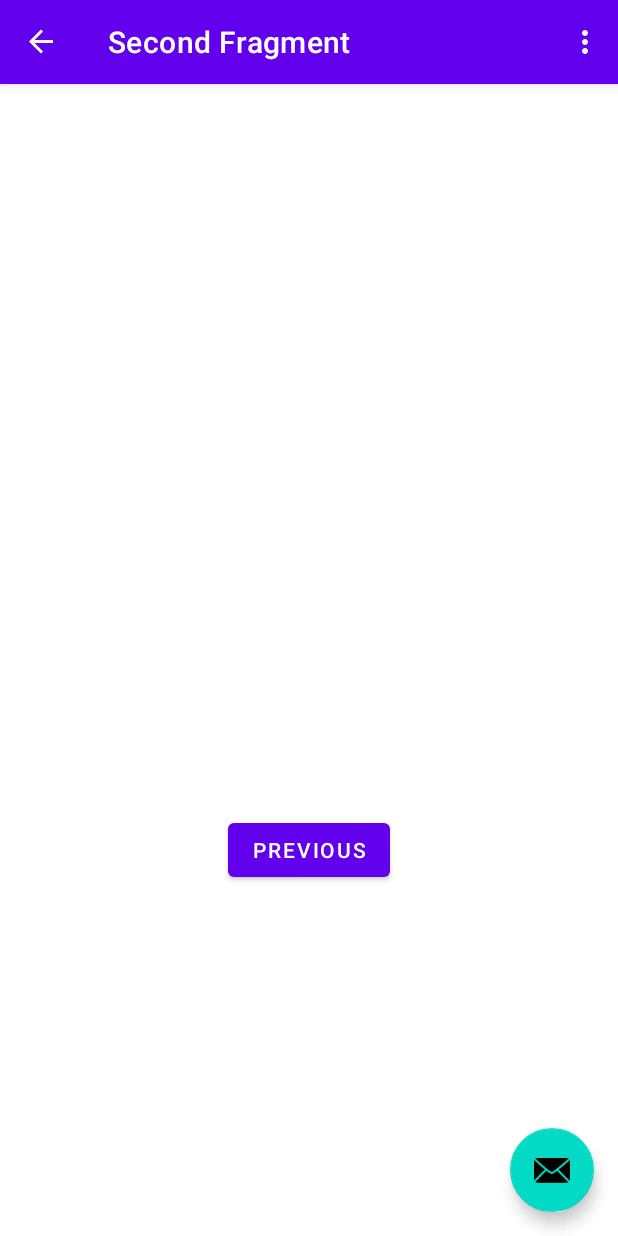
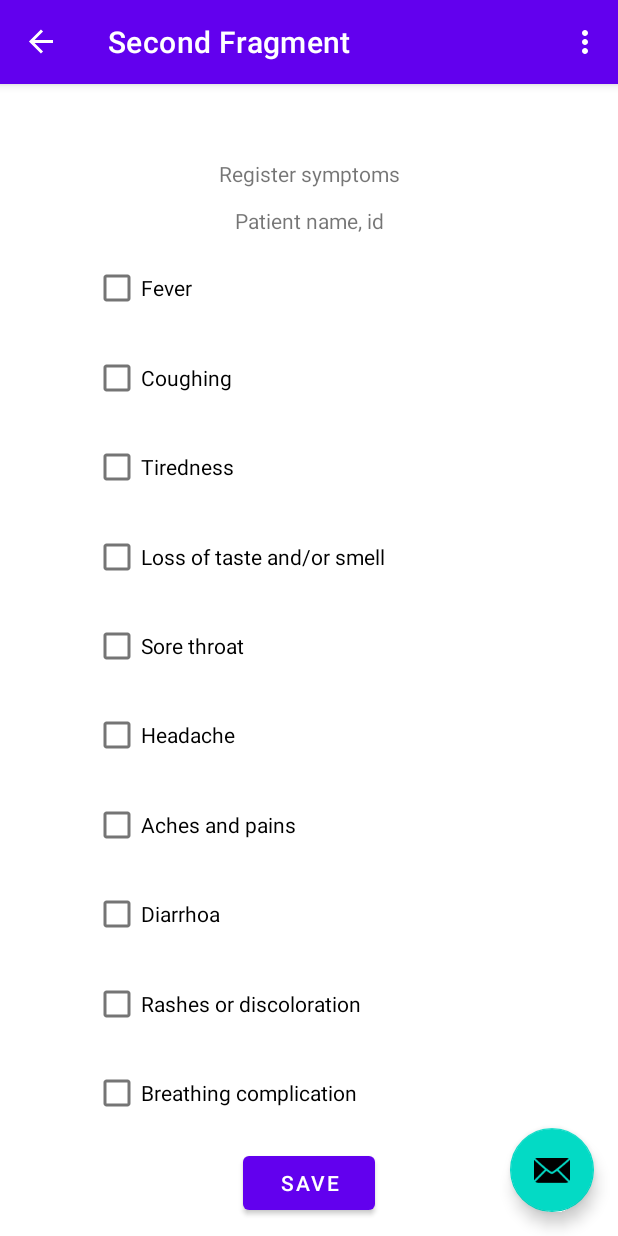
Before and after one commit to krined-dev/oblig3app, an Android app: the LoggSymptomsFragment screen opened through its navigation route, on a phone screen of 412 x 824 dp. Run offline under Robolectric (Android 15) with nearby library versions, the phone set to English and light mode, and no system bars; our stand-ins replace navigation-ui.

Commit message:
jobbet med fragment_patient_list.xml og fragment_logg_symptoms.xml

```diff
--- a/app/src/main/java/uit/ehelse/oblig3android/SecondFragment.kt
+++ b/app/src/main/java/uit/ehelse/oblig3android/loggSymptoms/LoggSymptomsFragment.kt
@@ -1,4 +1,4 @@
-package uit.ehelse.oblig3android
+package uit.ehelse.oblig3android.loggSymptoms
 
 import android.os.Bundle
 import androidx.fragment.app.Fragment
@@ -6,14 +6,15 @@ import android.view.LayoutInflater
 import android.view.View
 import android.view.ViewGroup
 import androidx.navigation.fragment.findNavController
-import uit.ehelse.oblig3android.databinding.FragmentSecondBinding
+import uit.ehelse.oblig3android.R
+import uit.ehelse.oblig3android.databinding.FragmentLoggSymptomsBinding
 
 /**
  * A simple [Fragment] subclass as the second destination in the navigation.
  */
-class SecondFragment : Fragment() {
+class LoggSymptomsFragment : Fragment() {
 
-    private var _binding: FragmentSecondBinding? = null
+    private var _binding: FragmentLoggSymptomsBinding? = null
 
     // This property is only valid between onCreateView and
     // onDestroyView.
@@ -24,7 +25,7 @@ class SecondFragment : Fragment() {
         savedInstanceState: Bundle?
     ): View? {
 
-        _binding = FragmentSecondBinding.inflate(inflater, container, false)
+        _binding = FragmentLoggSymptomsBinding.inflate(inflater, container, false)
         return binding.root
 
     }
@@ -32,10 +33,11 @@ class SecondFragment : Fragment() {
     override fun onViewCreated(view: View, savedInstanceState: Bundle?) {
         super.onViewCreated(view, savedInstanceState)
 
-        binding.buttonSecond.setOnClickListener {
+        binding.buttonSecond?.setOnClickListener {
             findNavController().navigate(R.id.action_SecondFragment_to_FirstFragment)
         }
     }
+
 
     override fun onDestroyView() {
         super.onDestroyView()
--- a/app/src/main/java/uit/ehelse/oblig3android/FirstFragment.kt
+++ b/app/src/main/java/uit/ehelse/oblig3android/patientList/PatientListFragment.kt
@@ -1,4 +1,4 @@
-package uit.ehelse.oblig3android
+package uit.ehelse.oblig3android.patientList
 
 import android.os.Bundle
 import androidx.fragment.app.Fragment
@@ -6,14 +6,18 @@ import android.view.LayoutInflater
 import android.view.View
 import android.view.ViewGroup
 import androidx.navigation.fragment.findNavController
-import uit.ehelse.oblig3android.databinding.FragmentFirstBinding
+import uit.ehelse.oblig3android.R
+import uit.ehelse.oblig3android.databinding.FragmentPatientListBinding
+
 
 /**
  * A simple [Fragment] subclass as the default destination in the navigation.
  */
-class FirstFragment : Fragment() {
 
-    private var _binding: FragmentFirstBinding? = null
+private lateinit var viewModel: PatientListViewModel
+class PatientListFragment : Fragment() {
+
+    private var _binding: FragmentPatientListBinding? = null
 
     // This property is only valid between onCreateView and
     // onDestroyView.
@@ -24,7 +28,7 @@ class FirstFragment : Fragment() {
         savedInstanceState: Bundle?
     ): View? {
 
-        _binding = FragmentFirstBinding.inflate(inflater, container, false)
+        _binding = FragmentPatientListBinding.inflate(inflater, container, false)
         return binding.root
 
     }
@@ -32,7 +36,7 @@ class FirstFragment : Fragment() {
     override fun onViewCreated(view: View, savedInstanceState: Bundle?) {
         super.onViewCreated(view, savedInstanceState)
 
-        binding.buttonFirst.setOnClickListener {
+        binding.buttonFirst?.setOnClickListener {
             findNavController().navigate(R.id.action_FirstFragment_to_SecondFragment)
         }
     }
--- /dev/null
+++ b/app/src/main/java/uit/ehelse/oblig3android/patientList/PatientListViewModel.kt
@@ -0,0 +1,9 @@
+package uit.ehelse.oblig3android.patientList
+
+import android.app.Application
+import androidx.lifecycle.AndroidViewModel
+import androidx.lifecycle.ViewModel
+
+class PatientListViewModel(application: Application) : AndroidViewModel(application
+) {
+}
--- /dev/null
+++ b/app/src/main/res/layout-land/fragment_logg_symptoms.xml
@@ -0,0 +1,6 @@
+<?xml version="1.0" encoding="utf-8"?>
+<androidx.constraintlayout.widget.ConstraintLayout xmlns:android="http://schemas.android.com/apk/res/android"
+                                                   android:layout_width="match_parent"
+                                                   android:layout_height="match_parent">
+
+</androidx.constraintlayout.widget.ConstraintLayout>
--- /dev/null
+++ b/app/src/main/res/layout-land/fragment_patient_list.xml
@@ -0,0 +1,6 @@
+<?xml version="1.0" encoding="utf-8"?>
+<androidx.constraintlayout.widget.ConstraintLayout xmlns:android="http://schemas.android.com/apk/res/android"
+                                                   android:layout_width="match_parent"
+                                                   android:layout_height="match_parent">
+
+</androidx.constraintlayout.widget.ConstraintLayout>
--- /dev/null
+++ b/app/src/main/res/layout/fragment_logg_symptoms.xml
@@ -0,0 +1,151 @@
+<?xml version="1.0" encoding="utf-8"?>
+<androidx.constraintlayout.widget.ConstraintLayout
+        xmlns:android="http://schemas.android.com/apk/res/android"
+        xmlns:app="http://schemas.android.com/apk/res-auto"
+        xmlns:tools="http://schemas.android.com/tools"
+        android:layout_width="match_parent"
+        android:layout_height="match_parent"
+        tools:context=".loggSymptoms.LoggSymptomsFragment">
+
+<!--    <data>-->
+
+<!--        <variable name="loggSymptomsViewModel"-->
+<!--                  type="uit.ehelse.oblig3android.loggSymptoms.LoggSymptomsViewModel"/>-->
+
+<!--    </data>-->
+
+    <androidx.constraintlayout.widget.Guideline
+            android:id="@+id/logg_symptoms_guideline_vertical"
+            android:layout_width="wrap_content"
+            android:layout_height="wrap_content"
+            android:orientation="vertical"
+            app:layout_constraintGuide_percent="0.15"/>
+
+    <androidx.constraintlayout.widget.Guideline
+            android:id="@+id/logg_symptoms_guideline_horizontal"
+            android:layout_width="wrap_content"
+            android:layout_height="wrap_content"
+            android:orientation="horizontal"
+            app:layout_constraintGuide_percent="0.05"/>
+
+    <TextView
+            android:id="@+id/register_symptoms"
+            android:layout_width="wrap_content"
+            android:layout_height="wrap_content"
+            android:text="@string/register_symptoms"
+            app:layout_constraintTop_toTopOf="@+id/logg_symptoms_guideline_horizontal"
+            app:layout_constraintStart_toStartOf="parent"
+            app:layout_constraintEnd_toEndOf="parent"
+            app:layout_constraintBottom_toTopOf="@id/patient_name"
+    />
+    <TextView android:id="@+id/patient_name"
+              android:layout_width="wrap_content"
+              android:layout_height="wrap_content"
+              android:text="Patient name, id"
+              app:layout_constraintTop_toBottomOf="@+id/register_symptoms"
+              app:layout_constraintStart_toStartOf="parent"
+              app:layout_constraintEnd_toEndOf="parent"
+              app:layout_constraintBottom_toTopOf="@id/checkbox_fever"
+    />
+
+    <CheckBox android:id="@+id/checkbox_fever"
+              android:text="@string/fever"
+              android:layout_width="wrap_content"
+              android:layout_height="wrap_content"
+              app:layout_constraintTop_toBottomOf="@+id/patient_name"
+              app:layout_constraintStart_toStartOf="@+id/logg_symptoms_guideline_vertical"
+              app:layout_constraintBottom_toTopOf="@+id/checkbox_coughing"
+    />
+
+    <CheckBox android:id="@+id/checkbox_coughing"
+              android:text="@string/coughing"
+              android:layout_width="wrap_content"
+              android:layout_height="wrap_content"
+              app:layout_constraintTop_toBottomOf="@+id/checkbox_fever"
+              app:layout_constraintStart_toStartOf="@+id/logg_symptoms_guideline_vertical"
+              app:layout_constraintBottom_toTopOf="@+id/checkbox_tiredness"
+    />
+
+    <CheckBox android:id="@+id/checkbox_tiredness"
+              android:text="@string/tiredness"
+              android:layout_width="wrap_content"
+              android:layout_height="wrap_content"
+              app:layout_constraintTop_toBottomOf="@+id/checkbox_coughing"
+              app:layout_constraintStart_toStartOf="@+id/logg_symptoms_guideline_vertical"
+              app:layout_constraintBottom_toTopOf="@+id/checkbox_loss_of_taste_and_smell"
+    />
+
+    <CheckBox android:id="@+id/checkbox_loss_of_taste_and_smell"
+              android:text="@string/loss_of_taste_and_or_smell"
+              android:layout_width="wrap_content"
+              android:layout_height="wrap_content"
+              app:layout_constraintTop_toBottomOf="@+id/checkbox_tiredness"
+              app:layout_constraintStart_toStartOf="@+id/logg_symptoms_guideline_vertical"
+              app:layout_constraintBottom_toTopOf="@+id/checkbox_sore_throat"
+    />
+
+    <CheckBox android:id="@+id/checkbox_sore_throat"
+              android:text="@string/sore_throat"
+              android:layout_width="wrap_content"
+              android:layout_height="wrap_content"
+              app:layout_constraintTop_toBottomOf="@+id/checkbox_loss_of_taste_and_smell"
+              app:layout_constraintStart_toStartOf="@+id/logg_symptoms_guideline_vertical"
+              app:layout_constraintBottom_toTopOf="@+id/checkbox_headache"
+    />
+
+    <CheckBox android:id="@+id/checkbox_headache"
+              android:text="@string/headache"
+              android:layout_width="wrap_content"
+              android:layout_height="wrap_content"
+              app:layout_constraintTop_toBottomOf="@+id/checkbox_sore_throat"
+              app:layout_constraintStart_toStartOf="@+id/logg_symptoms_guideline_vertical"
+              app:layout_constraintBottom_toTopOf="@+id/checkbox_aches_and_pains"
+    />
+
+    <CheckBox android:id="@+id/checkbox_aches_and_pains"
+              android:text="@string/aches_and_pains"
+              android:layout_width="wrap_content"
+              android:layout_height="wrap_content"
+              app:layout_constraintTop_toBottomOf="@+id/checkbox_headache"
+              app:layout_constraintStart_toStartOf="@+id/logg_symptoms_guideline_vertical"
+              app:layout_constraintBottom_toTopOf="@+id/checkbox_diarrhoea"
+    />
+
+    <CheckBox android:id="@+id/checkbox_diarrhoea"
+              android:text="@string/diarrhoa"
+              android:layout_width="wrap_content"
+              android:layout_height="wrap_content"
+              app:layout_constraintTop_toBottomOf="@+id/checkbox_aches_and_pains"
+              app:layout_constraintStart_toStartOf="@+id/logg_symptoms_guideline_vertical"
+              app:layout_constraintBottom_toTopOf="@+id/checkbox_rashes_or_discoloration"
+    />
+
+    <CheckBox android:id="@+id/checkbox_rashes_or_discoloration"
+              android:text="@string/rashes_or_discoloration"
+              android:layout_width="wrap_content"
+              android:layout_height="wrap_content"
+              app:layout_constraintTop_toBottomOf="@+id/checkbox_diarrhoea"
+              app:layout_constraintStart_toStartOf="@+id/logg_symptoms_guideline_vertical"
+              app:layout_constraintBottom_toTopOf="@+id/checkbox_breathing_complication"
+    />
+
+    <CheckBox android:id="@+id/checkbox_breathing_complication"
+              android:text="@string/breathing_complication"
+              android:layout_width="wrap_content"
+              android:layout_height="wrap_content"
+              app:layout_constraintTop_toBottomOf="@+id/checkbox_rashes_or_discoloration"
+              app:layout_constraintStart_toStartOf="@+id/logg_symptoms_guideline_vertical"
+              app:layout_constraintBottom_toTopOf="@+id/button_second"
+    />
+
+    <Button
+            android:id="@+id/button_second"
+            android:layout_width="wrap_content"
+            android:layout_height="wrap_content"
+            android:text="@string/save"
+            app:layout_constraintTop_toBottomOf="@id/checkbox_breathing_complication"
+            app:layout_constraintStart_toStartOf="parent"
+            app:layout_constraintEnd_toEndOf="parent"
+            app:layout_constraintBottom_toBottomOf="parent"
+    />
+</androidx.constraintlayout.widget.ConstraintLayout>
--- a/app/src/main/res/layout/fragment_first.xml
+++ b/app/src/main/res/layout/fragment_patient_list.xml
@@ -5,14 +5,33 @@
         xmlns:tools="http://schemas.android.com/tools"
         android:layout_width="match_parent"
         android:layout_height="match_parent"
-        tools:context=".FirstFragment">
+        tools:context=".patientList.PatientListFragment">
+    <!--    <data>-->
+
+    <!--        <variable name="patientListViewModel"-->
+    <!--                  type="uit.ehelse.oblig3android.patientList.PatientListViewModel"/>-->
+
+    <!--    </data>-->
+
+
+
 
     <TextView
-            android:id="@+id/textview_first"
+            android:id="@+id/patient"
             android:layout_width="wrap_content"
             android:layout_height="wrap_content"
-            android:text="@string/hello_first_fragment"
+            android:text="@string/patient_list"
             app:layout_constraintTop_toTopOf="parent"
+            app:layout_constraintStart_toStartOf="parent"
+            app:layout_constraintEnd_toEndOf="parent"
+            app:layout_constraintBottom_toTopOf="@id/patient_list"
+    />
+
+    <androidx.recyclerview.widget.RecyclerView
+            android:id="@+id/patient_list"
+            android:layout_width="wrap_content"
+            android:layout_height="wrap_content"
+            app:layout_constraintTop_toBottomOf="@+id/patient"
             app:layout_constraintStart_toStartOf="parent"
             app:layout_constraintEnd_toEndOf="parent"
             app:layout_constraintBottom_toTopOf="@id/button_first"
@@ -22,10 +41,11 @@
             android:id="@+id/button_first"
             android:layout_width="wrap_content"
             android:layout_height="wrap_content"
-            android:text="@string/next"
-            app:layout_constraintTop_toBottomOf="@id/textview_first"
+            android:text="@string/choose_patient"
+            app:layout_constraintTop_toBottomOf="@id/patient_list"
             app:layout_constraintStart_toStartOf="parent"
             app:layout_constraintEnd_toEndOf="parent"
             app:layout_constraintBottom_toBottomOf="parent"
     />
+
 </androidx.constraintlayout.widget.ConstraintLayout>
--- a/app/src/main/res/layout/fragment_second.xml
+++ /dev/null
@@ -1,30 +0,0 @@
-<?xml version="1.0" encoding="utf-8"?>
-<androidx.constraintlayout.widget.ConstraintLayout
-        xmlns:android="http://schemas.android.com/apk/res/android"
-        xmlns:app="http://schemas.android.com/apk/res-auto"
-        xmlns:tools="http://schemas.android.com/tools"
-        android:layout_width="match_parent"
-        android:layout_height="match_parent"
-        tools:context=".SecondFragment">
-
-    <TextView
-            android:id="@+id/textview_second"
-            android:layout_width="wrap_content"
-            android:layout_height="wrap_content"
-            app:layout_constraintTop_toTopOf="parent"
-            app:layout_constraintStart_toStartOf="parent"
-            app:layout_constraintEnd_toEndOf="parent"
-            app:layout_constraintBottom_toTopOf="@id/button_second"
-    />
-
-    <Button
-            android:id="@+id/button_second"
-            android:layout_width="wrap_content"
-            android:layout_height="wrap_content"
-            android:text="@string/previous"
-            app:layout_constraintTop_toBottomOf="@id/textview_second"
-            app:layout_constraintStart_toStartOf="parent"
-            app:layout_constraintEnd_toEndOf="parent"
-            app:layout_constraintBottom_toBottomOf="parent"
-    />
-</androidx.constraintlayout.widget.ConstraintLayout>
--- a/app/src/main/res/navigation/nav_graph.xml
+++ b/app/src/main/res/navigation/nav_graph.xml
@@ -7,9 +7,9 @@
 
     <fragment
             android:id="@+id/FirstFragment"
-            android:name="uit.ehelse.oblig3android.FirstFragment"
+            android:name="uit.ehelse.oblig3android.patientList.PatientListFragment"
             android:label="@string/first_fragment_label"
-            tools:layout="@layout/fragment_first">
+            tools:layout="@layout/fragment_patient_list">
 
         <action
                 android:id="@+id/action_FirstFragment_to_SecondFragment"
@@ -17,9 +17,9 @@
     </fragment>
     <fragment
             android:id="@+id/SecondFragment"
-            android:name="uit.ehelse.oblig3android.SecondFragment"
+            android:name="uit.ehelse.oblig3android.loggSymptoms.LoggSymptomsFragment"
             android:label="@string/second_fragment_label"
-            tools:layout="@layout/fragment_second">
+            tools:layout="@layout/fragment_logg_symptoms">
 
         <action
                 android:id="@+id/action_SecondFragment_to_FirstFragment"
--- /dev/null
+++ b/app/src/main/res/values/ids.xml
@@ -0,0 +1,11 @@
+<?xml version="1.0" encoding="utf-8"?>
+<resources>
+    <!-- fragment_patient -->
+    <item name="patient" type="id"/>
+    <item name="patient_list" type="id"/>
+    <item name="button_first" type="id"/>
+
+    <!-- fragment_patient_list -->
+
+
+</resources>
--- a/app/src/main/res/values/strings.xml
+++ b/app/src/main/res/values/strings.xml
@@ -7,6 +7,21 @@
     <string name="next">Next</string>
     <string name="previous">Previous</string>
 
-    <string name="hello_first_fragment">Hello first fragment</string>
-    <string name="hello_second_fragment">Hello second fragment. Arg: %1$s</string>
+    <string name="patient_list">Patient list</string>
+    <string name="choose_patient">Chose patient</string>
+
+    <!-- Fragment logg symptoms -->
+    <string name="register_symptoms">Register symptoms</string>
+    <string name="fever">Fever</string>
+    <string name="coughing">Coughing</string>
+    <string name="tiredness">Tiredness</string>
+    <string name="loss_of_taste_and_or_smell">Loss of taste and/or smell</string>
+    <string name="sore_throat">Sore throat</string>
+    <string name="headache">Headache</string>
+    <string name="aches_and_pains">Aches and pains</string>
+    <string name="diarrhoa">Diarrhoa</string>
+    <string name="rashes_or_discoloration">Rashes or discoloration</string>
+    <string name="breathing_complication">Breathing complication</string>
+    <string name="save">Save</string>
+
 </resources>
--- /dev/null
+++ b/app/src/main/res/values/styles.xml
@@ -0,0 +1,3 @@
+<?xml version="1.0" encoding="utf-8"?>
+<resources>
+</resources>
--- a/gradle.properties
+++ b/gradle.properties
@@ -12,7 +12,7 @@ org.gradle.jvmargs=-Xmx2048m -Dfile.encoding=UTF-8
 # http://www.gradle.org/docs/current/userguide/multi_project_builds.html#sec:decoupled_projects
 # org.gradle.parallel=true
 # AndroidX package structure to make it clearer which packages are bundled with the
-# Android operating system, and which are packaged with your app"s APK
+# Android operating system, and which are packaged with your apps APK
 # https://developer.android.com/topic/libraries/support-library/androidx-rn
 android.useAndroidX=true
 # Kotlin code style for this project: "official" or "obsolete":
```
Also changed, not shown: app/src/main/java/uit/ehelse/oblig3android/patientList/PatientListViewModelFactory.kt (added, +19 -0 lines).
